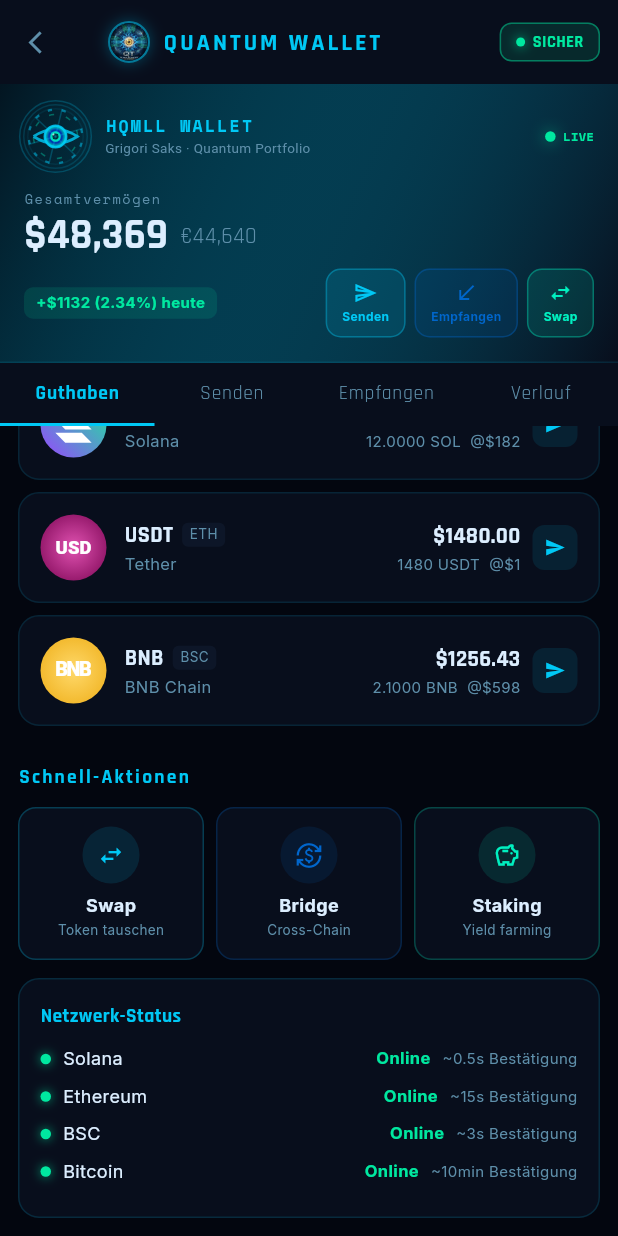
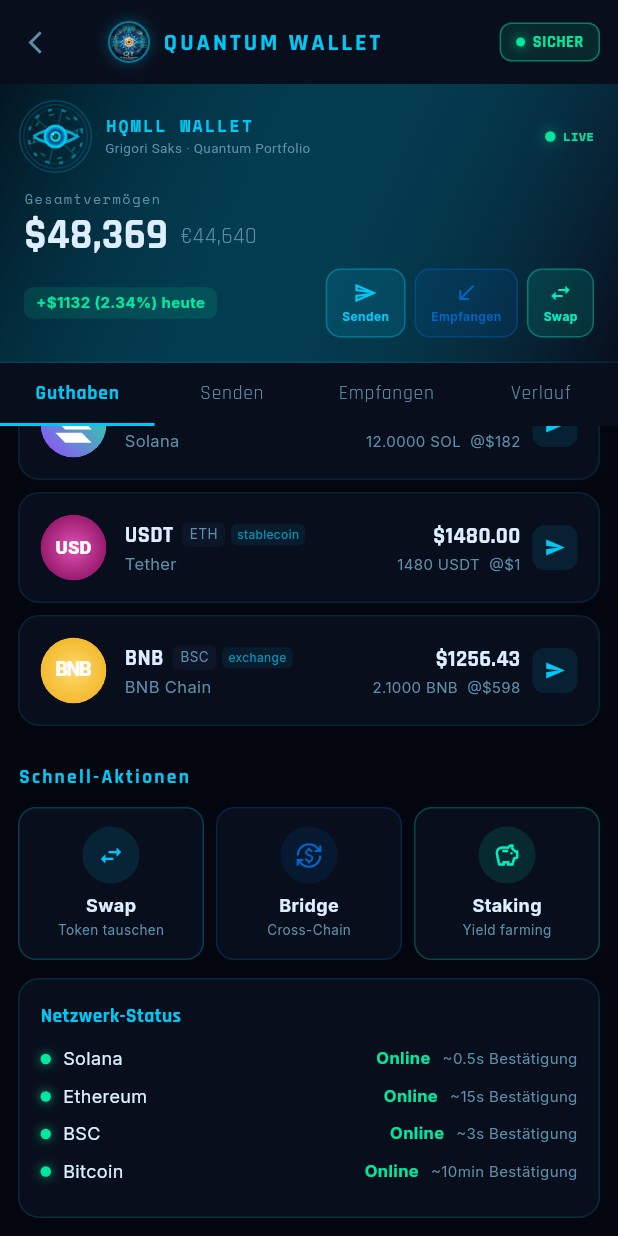
Before and after one commit to georgzachar6-creator/HQMLL-QUANTUM-TRADER-AI, a Flutter app: the WalletScreen screen opened directly, scrolled down 325 dp, on a phone screen of 412 x 824 dp. Run offline on Flutter 3.47's test engine with Material 3 defaults, Android fonts, the phone set to English and light mode, and no system bars; our stand-ins replace cached_network_image, fl_chart, google_fonts, pinput, qr_flutter, shared_preferences and 1 more; missing offline and left inert: pointycastle; accounts and stored records are empty; network calls fail; Roboto replaces fonts that are missing (Exo).

Commit message:
feat(v55.2): Wallet — AssetCatalogService CoinGecko logos + category chips
- AssetCatalogService import: getLogoUrl() + AssetCatalogRegistry.find()
- CoinGecko CDN logo: Image.network with CoinLogo fallback on error/loading
- Category chip: layer1/defi/stablecoin/meme from catalog metadata
- _buildCoinLogo() helper: URL chain CoinGecko → Logo.dev → CoinLogo widget
- No analyzer issues — clean build

```diff
--- a/lib/screens/wallet_screen.dart
+++ b/lib/screens/wallet_screen.dart
@@ -1,3 +1,5 @@
+// wallet_screen.dart v55.2 — AssetCatalogService Integration
+// CoinGecko CDN logos · 200+ tokens · Category metadata
 import 'dart:math';
 import 'package:flutter/material.dart';
 import 'package:flutter/services.dart';
@@ -10,6 +12,7 @@
 import '../widgets/coin_logos.dart';
 import '../services/exchange_service.dart';
 import '../services/wallet_service.dart';
+import '../services/asset_catalog_service.dart';
 
 class WalletScreen extends StatefulWidget {
   const WalletScreen({super.key});
@@ -340,9 +343,36 @@
     );
   }
 
+  // v55.2: CoinGecko CDN logo with CoinLogo fallback
+  Widget _buildCoinLogo(String logoUrl, String symbol, double size, bool showShadow) {
+    if (logoUrl.isNotEmpty) {
+      return Container(
+        width: size, height: size,
+        decoration: showShadow ? BoxDecoration(
+          shape: BoxShape.circle,
+          boxShadow: [BoxShadow(color: Colors.orange.withValues(alpha: 0.3), blurRadius: 8)],
+        ) : null,
+        child: ClipRRect(
+          borderRadius: BorderRadius.circular(size / 2),
+          child: Image.network(
+            logoUrl, width: size, height: size, fit: BoxFit.cover,
+            errorBuilder: (_, __, ___) => CoinLogo(symbol: symbol, size: size, showShadow: showShadow),
+            loadingBuilder: (_, child, progress) =>
+                progress == null ? child : CoinLogo(symbol: symbol, size: size, showShadow: showShadow),
+          ),
+        ),
+      );
+    }
+    return CoinLogo(symbol: symbol, size: size, showShadow: showShadow);
+  }
+
   Widget _buildAssetCard(dynamic p, _WalletAsset a) {
     final isSelected = _selectedAsset == a.symbol;
     final ex = context.watch<ExchangeService>();
+    final catalog = context.read<AssetCatalogService>();
+    final logoUrl = catalog.getLogoUrl(a.symbol);
+    final catalogAsset = AssetCatalogRegistry.find(a.symbol);
+    final categoryLabel = catalogAsset?.category.name ?? '';
     final rawLive = ex.getPrice(a.symbol);
     final livePrice = rawLive > 0 ? rawLive : a.price;
     final isLive = rawLive > 0 && (ex.getTick(a.symbol)?.isLive ?? false);
@@ -364,8 +394,8 @@
         ),
         child: Row(
           children: [
-            // Token Icon – SVG CoinLogo (v42)
-            CoinLogo(symbol: a.symbol, size: 44, showShadow: isSelected),
+            // v55.2: CoinGecko CDN logo with CoinLogo fallback
+            _buildCoinLogo(logoUrl, a.symbol, 44, isSelected),
             const SizedBox(width: 12),
             Expanded(
               child: Column(
@@ -383,6 +413,17 @@
                       ),
                       child: Text(a.network, style: TextStyle(color: p.textSecondary, fontSize: 9)),
                     ),
+                    if (categoryLabel.isNotEmpty) ...[
+                      const SizedBox(width: 4),
+                      Container(
+                        padding: const EdgeInsets.symmetric(horizontal: 4, vertical: 1),
+                        decoration: BoxDecoration(
+                          color: p.primary.withValues(alpha: 0.08),
+                          borderRadius: BorderRadius.circular(4),
+                        ),
+                        child: Text(categoryLabel, style: TextStyle(color: p.primary.withValues(alpha: 0.7), fontSize: 8)),
+                      ),
+                    ],
                   ]),
                   Text(a.name, style: TextStyle(color: p.textSecondary, fontSize: 11)),
                 ],
```
